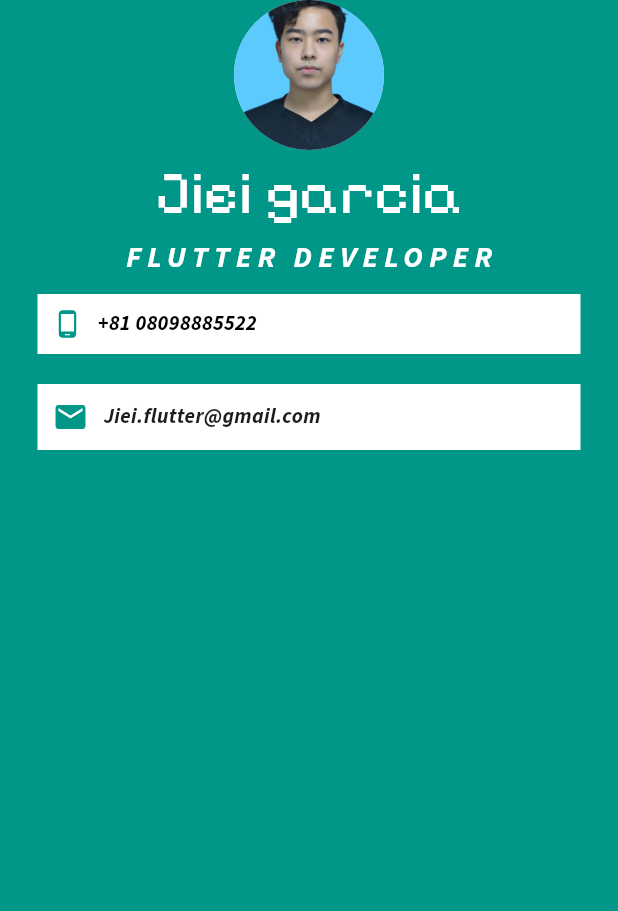
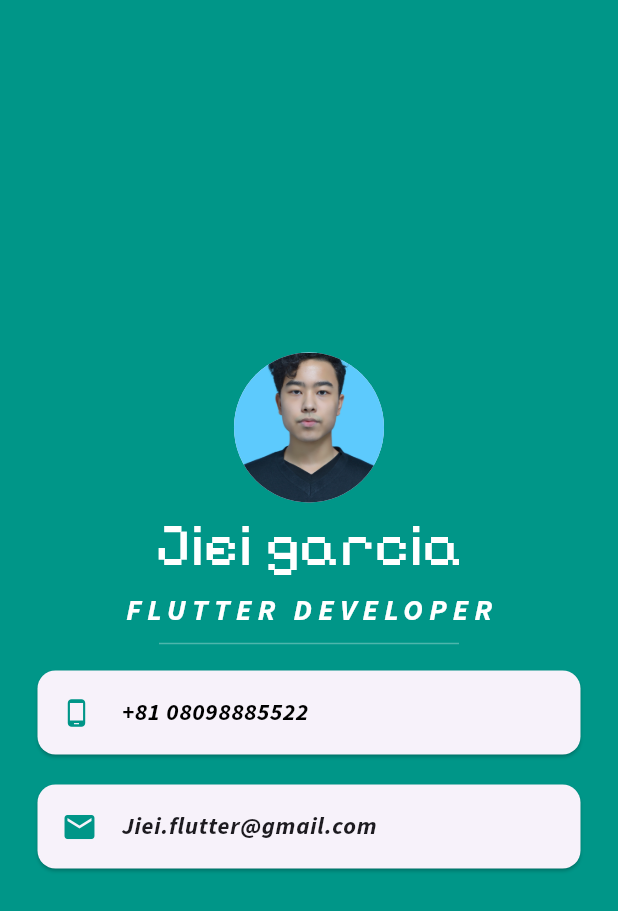
Before and after one commit to JieiGarcia/mi_card_flutter2, a Flutter app: the screen it shows after launch, on a phone screen of 412 x 824 dp. Shown: the top 911 px of the screen. Run offline on Flutter 3.47's test engine with Material 3 defaults, Android fonts, the phone set to English and light mode, and no system bars.

Commit message:
Finished. CircleAvatar,Card,ListTile

```diff
--- a/lib/main.dart
+++ b/lib/main.dart
@@ -16,6 +16,7 @@ class MyApp extends StatelessWidget {
         backgroundColor: Colors.teal,
         body: SafeArea(
           child: Column(
+            mainAxisAlignment: MainAxisAlignment.center,
             children: [
               CircleAvatar(
                 backgroundImage: AssetImage("image/profile.jpg"),
@@ -37,59 +38,50 @@ class MyApp extends StatelessWidget {
                     letterSpacing: 4,
                     fontWeight: FontWeight.bold),
               ),
-              Container(
-                color: Colors.white,
+              SizedBox(
+                child: Divider(
+                  color: Colors.teal.shade300,
+                ),
+                width: 200,
+              ),
+              Card(
                 margin: EdgeInsets.symmetric(
                   vertical: 10.0,
                   horizontal: 25.0,
                 ),
-                padding: EdgeInsets.all(10.0),
-                child: Row(
-                  children: [
-                    Icon(
+                child: ListTile(
+                  leading: Icon(
                     Icons.phone_android,
                     color: Colors.teal,
                     size: 20,
                   ),
-                    SizedBox(
-                      width: 10,
-                    ),
-                    Text(
+                  title: Text(
                     '+81 08098885522',
                     style: TextStyle(
                       color: Colors.black,
                       fontFamily: 'SourceSans3',
                       fontWeight: FontWeight.bold,
                     ),
-                    )
-                  ],
                   ),
                 ),
-              Container(
-                color: Colors.white,
+              ),
+              Card(
                   margin: EdgeInsets.symmetric(
                     vertical: 10.0,
                     horizontal: 25.0,
                   ),
-                padding: EdgeInsets.all(10.0),
-                child: Row(
-                  children: [
-                    Icon(
+                  child: ListTile(
+                    leading: Icon(
                       Icons.email,
                       color: Colors.teal,
                     ),
-                    SizedBox(
-                      width: 10.0,
-                    ),
-                    Text(
+                    title: Text(
                       'Jiei.flutter@gmail.com',
                       style: TextStyle(
                           fontFamily: 'SourceSans3',
                           fontWeight: FontWeight.bold),
-                    )
-                  ],
                     ),
-              )
+                  ))
             ],
           ),
         ),
```
Lines whose indentation alone changed are shown as unchanged.
